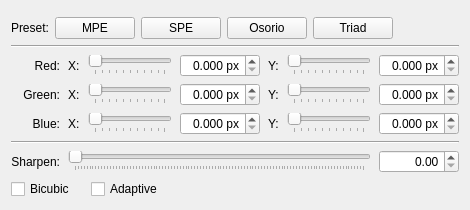
Old version of the form src/kcm/FringeShiftKCM.ui in the repository salimsket/kwin-effects-fringeshift.
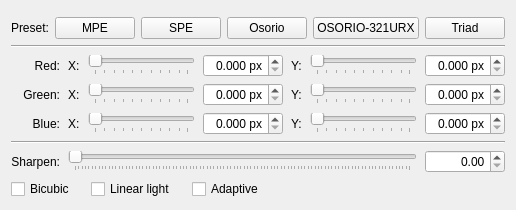
New version of the form. Custom widgets are drawn as their Qt base class.

Commit message: Add LinearLight resample and OSORIO-321URX default

Patch:
```diff
--- a/src/kcm/FringeShiftKCM.ui
+++ b/src/kcm/FringeShiftKCM.ui
@@ -50,7 +50,17 @@
         <string>Osorio</string>
        </property>
        <property name="toolTip">
-        <string>Not a measurement of the panel but of a working correction: sample rectangles moved by hand on live hardware until the fringing went away. 0.450 px vertical, 0.475 px horizontal — and what this effect ships with.</string>
+        <string>Read off a reference diagram of the panel's subpixel layout and tuned by eye on live hardware. 0.500 px vertical, 0.500 px horizontal between red and blue. Code-value resample.</string>
+       </property>
+      </widget>
+     </item>
+     <item>
+      <widget class="QPushButton" name="presetOsorio321urxButton">
+       <property name="text">
+        <string>OSORIO-321URX</string>
+       </property>
+       <property name="toolTip">
+        <string>Osorio, checked under a microscope: the emitter offsets measured on the panel itself (0.49 px vertical, 0.49 px between red and blue, green 0.07 px left of red), with Linear light on so the light moves by exactly that much. What this effect ships with.</string>
        </property>
       </widget>
      </item>
@@ -407,6 +417,16 @@
          </property>
         </widget>
        </item>
+       <item>
+        <widget class="QCheckBox" name="kcfg_LinearLight">
+         <property name="text">
+          <string>Linear light</string>
+         </property>
+         <property name="toolTip">
+          <string>Shift the light, not the code values: an area resample in linear light. Each channel's light moves by exactly the shift you set, at any contrast. Replaces Bicubic.</string>
+         </property>
+        </widget>
+       </item>
        <item>
         <widget class="QCheckBox" name="kcfg_Adaptive">
          <property name="text">
```
Left out of the diff: 2 changed lines with no effect on the pictures. The commit also changes 10 other files.
